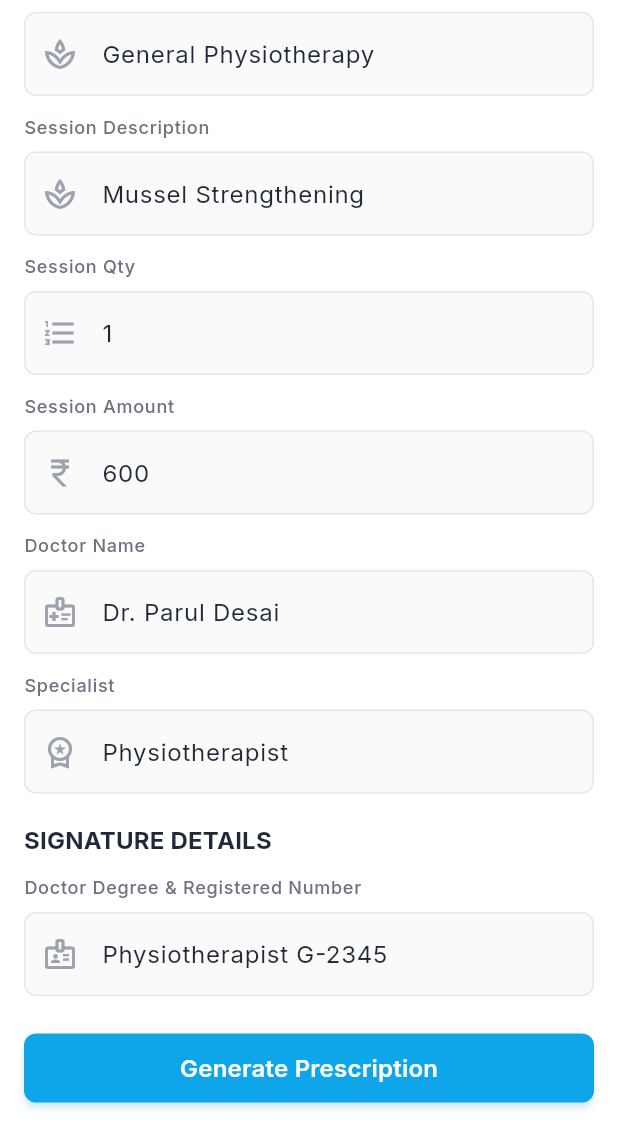
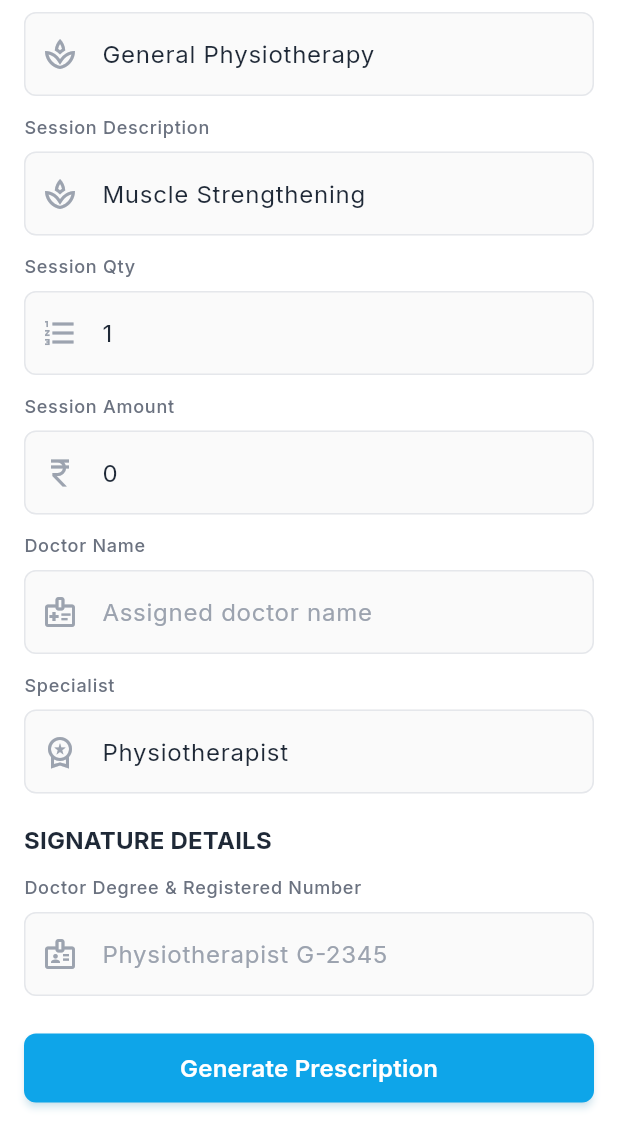
Before and after one commit to meetjanani/physio_connect_flutter, a Flutter app: the GeneratePrescriptionScreen screen opened by its route, scrolled down 327 dp, on a phone screen of 412 x 824 dp, the part 108-1236 px from its top. Run offline on Flutter 3.47's test engine with Material 3 defaults, Android fonts, the phone set to English and light mode, and no system bars; our stand-ins replace cached_network_image, cloud_functions, firebase_analytics, firebase_auth, firebase_core, firebase_crashlytics and 17 more; missing offline and left inert: firebase_app_check, html_editor_enhanced, razorpay_flutter; accounts and stored records are empty; network calls fail.

Commit message:
Refine cancellation and refund messaging; update doctor earnings retrieval logic

```diff
--- a/lib/ui/dashboard/doctor_earnings_screen.dart
+++ b/lib/ui/dashboard/doctor_earnings_screen.dart
@@ -36,8 +36,9 @@ class _DoctorEarningsScreenState extends State<DoctorEarningsScreen> {
     final user = await UserModelSupabase.getFromSecureStorage();
     final doctor = await _supabase.getDoctorByUserId(user?.id ?? 0);
     _doctor = doctor;
-    if (doctor?.id != null) {
-      _summary = await _supabase.getDoctorEarningsSummary(doctor!.id!);
+    // Bookings store doctor.userId (users.id), not doctor table PK.
+    if (doctor?.userId != null && doctor!.userId! > 0) {
+      _summary = await _supabase.getDoctorEarningsSummary(doctor.userId!);
     }
     _onboardingHint = _buildOnboardingHint(doctor);
     setState(() => _loading = false);
--- a/lib/ui/generate_prescription/generate_prescription_controller.dart
+++ b/lib/ui/generate_prescription/generate_prescription_controller.dart
@@ -13,13 +13,12 @@ class GeneratePrescriptionController extends GetxController {
   final patientAddressController = TextEditingController();
 
   final sessionTypeController = TextEditingController(text: 'General Physiotherapy');
-  final sessionDescriptionController = TextEditingController(text: 'Mussel Strengthening');
+  final sessionDescriptionController = TextEditingController(text: 'Muscle Strengthening');
   final sessionQtyController = TextEditingController(text: '1');
-  final sessionAmountController = TextEditingController(text: '600');
-  final doctorNameController = TextEditingController(text: 'Dr. Parul Desai');
+  final sessionAmountController = TextEditingController(text: '0');
+  final doctorNameController = TextEditingController();
   final specialistController = TextEditingController(text: 'Physiotherapist');
-  final doctorCredentialsController =
-      TextEditingController(text: 'Physiotherapist G-2345');
+  final doctorCredentialsController = TextEditingController();
 
   final isGenerating = false.obs;
 
@@ -29,12 +28,21 @@ class GeneratePrescriptionController extends GetxController {
     final args = Get.arguments;
     if (args is BookingsModel) {
       final patient = args.aPatient();
+      final doctor = args.aDoctor();
       patientNameController.text = patient.name ?? '';
       patientAddressController.text = args.address ?? '';
       sessionTypeController.text = args.aSessionType().name;
       sessionDescriptionController.text = args.aSessionType().name;
-      doctorNameController.text = args.aDoctor().name ?? 'Dr. Parul Desai';
-      specialistController.text = args.aDoctor().degree ?? 'Physiotherapist';
+      sessionAmountController.text = args.price > 0 ? '${args.price}' : '';
+      doctorNameController.text = (doctor.name ?? '').trim();
+      specialistController.text =
+          (doctor.degree ?? '').trim().isNotEmpty
+              ? doctor.degree!.trim()
+              : 'Physiotherapist';
+      final reg = (doctor.drRegNumber ?? '').trim();
+      doctorCredentialsController.text = reg.isNotEmpty
+          ? '${doctor.degree ?? 'Physiotherapist'} $reg'
+          : (doctor.degree ?? '').trim();
     }
   }
 
--- a/lib/ui/generate_prescription/generate_prescription_screen.dart
+++ b/lib/ui/generate_prescription/generate_prescription_screen.dart
@@ -92,7 +92,7 @@ class _GeneratePrescriptionScreenState extends State<GeneratePrescriptionScreen>
                 CustomTextField(
                   controller: controller.doctorNameController,
                   labelText: 'Doctor Name',
-                  hintText: 'Dr. Parul Desai',
+                  hintText: 'Assigned doctor name',
                   prefixIcon: Icons.medical_information_outlined,
                   validator: (value) => _required(value, 'Doctor name is required'),
                 ),
--- a/lib/ui/help/help_support_screen.dart
+++ b/lib/ui/help/help_support_screen.dart
@@ -94,8 +94,9 @@ class HelpSupportScreen extends StatelessWidget {
             title: 'Cancellation & refund policy',
             icon: Icons.policy_outlined,
             body:
-                '• Cancel free if more than $FREE_CANCEL_HOURS hours before your session.\n'
-                '• Within $FREE_CANCEL_HOURS hours, cancel is allowed but refunds may be partial.\n'
+                '• You can cancel upcoming appointments in Booking details.\n'
+                '• Refunds are handled by support ($SUPPORT_EMAIL / WhatsApp), not automatically in the app.\n'
+                '• Free full refund is typical if cancelled more than $FREE_CANCEL_HOURS hours ahead; later cancels may be partial.\n'
                 '• If the doctor cancels, you are entitled to a full refund.\n',
           ),
         ],
--- a/lib/ui/profile/profile_about_us_screen.dart
+++ b/lib/ui/profile/profile_about_us_screen.dart
@@ -247,7 +247,8 @@ class _ProfileAboutUsScreenState extends State<ProfileAboutUsScreen> {
                                                           ?.id ??
                                                       0,
                                                 );
-                                        if (doctor?.id == null) {
+                                        if (doctor?.userId == null ||
+                                            doctor!.userId! <= 0) {
                                           return {
                                             'todayCount': 0,
                                             'pendingCount': 0,
@@ -260,7 +261,7 @@ class _ProfileAboutUsScreenState extends State<ProfileAboutUsScreen> {
                                         }
                                         return controller.supabaseController
                                             .getDoctorEarningsSummary(
-                                              doctor!.id!,
+                                              doctor.userId!,
                                             );
                                       }(),
                                       builder: (context, snapshot) {
--- a/pubspec.yaml
+++ b/pubspec.yaml
@@ -16,7 +16,7 @@ publish_to: 'none' # Remove this line if you wish to publish to pub.dev
 # https://developer.apple.com/library/archive/documentation/General/Reference/InfoPlistKeyReference/Articles/CoreFoundationKeys.html
 # In Windows, build-name is used as the major, minor, and patch parts
 # of the product and file versions while build-number is used as the build suffix.
-version: 1.0.0+1
+version: 1.0.1+8
 
 environment:
   sdk: ^3.9.0
```
Also changed, not shown: lib/main.dart (+6 -3 lines), lib/supabase/supabase_controller.dart (+25 -7 lines), lib/ui/book_session/payment_screen.dart (+3 -4 lines), lib/ui/book_session/session_type_screen.dart (+47 -53 lines), lib/ui/booking_history/booking_detail_screen.dart (+7 -4 lines), lib/ui/dashboard/dashboard_bottom_navigation_screen.dart (+9 -9 lines), 1 other file.
